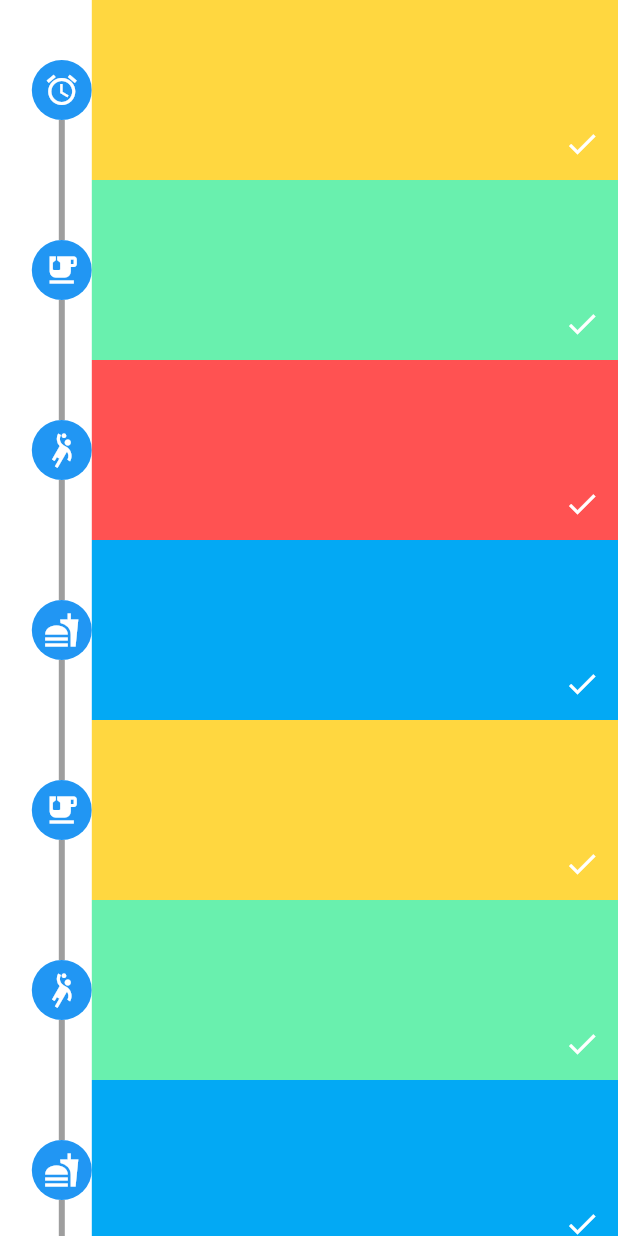
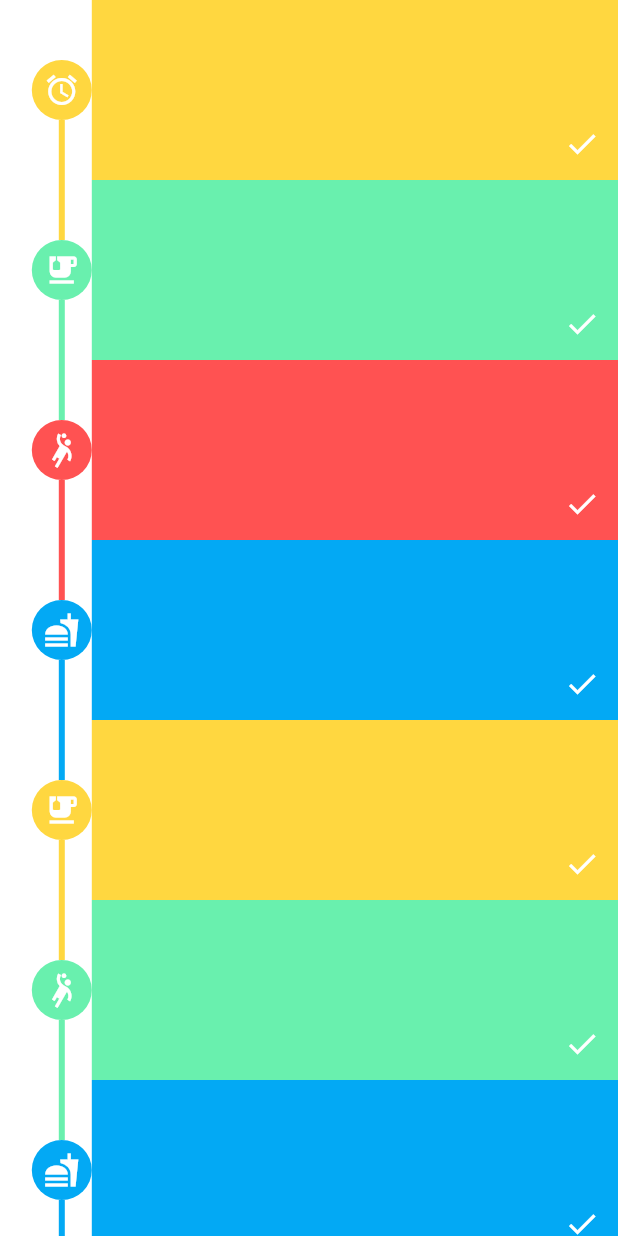
Before and after one commit to tomaszpolanski/healfy, a Flutter app: the screen it shows after launch, on a phone screen of 412 x 824 dp. Run offline on Flutter 3.47's test engine with Material 2 defaults, Android fonts, the phone set to English and light mode, and no system bars; drawn by our look-alikes of timeline_tile; our stand-ins replace equatable.

Commit message:
Cleanup (#6)
* Cleanup

* wip

Co-authored-by: Tomek Polanski <tpolanski@groupon.com>

```diff
--- a/lib/features/timeline/timeline_element.dart
+++ b/lib/features/timeline/timeline_element.dart
@@ -3,8 +3,8 @@ import 'package:healfy/features/timeline/timeline_model.dart';
 
 const completeIconKey = Key('complete-icon');
 
-class TimelineElement extends StatelessWidget {
-  const TimelineElement(
+class TimelineTask extends StatelessWidget {
+  const TimelineTask(
     this.data, {
     @required this.color,
     @required this.onDone,
--- a/lib/features/timeline/timeline_page.dart
+++ b/lib/features/timeline/timeline_page.dart
@@ -50,38 +50,31 @@ class _ContentState extends State<_Content> {
                   children: <Widget>[
                     ..._data.mapIndexed(
                       (index, d) {
-                        return TimelineTile(
-                          alignment: TimelineAlign.manual,
-                          lineX: 0.1,
+                        final color = index % 4 == 0
+                            ? Colors.amberAccent
+                            : index % 3 == 0
+                                ? Colors.lightBlue
+                                // ignore: use_is_even_rather_than_modulo
+                                : index % 2 == 0
+                                    ? Colors.redAccent
+                                    : Colors.greenAccent;
+                        final prevColor = (index - 1) % 4 == 0
+                            ? Colors.amberAccent
+                            : (index - 1) % 3 == 0
+                                ? Colors.lightBlue
+                                // ignore: use_is_even_rather_than_modulo
+                                : (index - 1) % 2 == 0
+                                    ? Colors.redAccent
+                                    : Colors.greenAccent;
+                        return TimelineElement(
+                          d,
+                          color: color,
+                          previousColor: prevColor,
                           isFirst: index == 0,
                           isLast: index == _data.length - 1,
-                          indicatorStyle: IndicatorStyle(
-                            width: 40,
-                            height: 40,
-                            color: Colors.blue,
-                            indicator: Container(
-                              width: 40,
-                              height: 40,
-                              decoration: const BoxDecoration(
-                                shape: BoxShape.circle,
-                                color: Colors.blue,
-                              ),
-                              child: Icon(
-                                d.type.toIcon(),
-                                color: Colors.white,
-                              ),
-                            ),
-                          ),
-                          rightChild: TimelineElement(
+                          child: TimelineTask(
                             d,
-                            color: index % 4 == 0
-                                ? Colors.amberAccent
-                                : index % 3 == 0
-                                    ? Colors.lightBlue
-                                    // ignore: use_is_even_rather_than_modulo
-                                    : index % 2 == 0
-                                        ? Colors.redAccent
-                                        : Colors.greenAccent,
+                            color: color,
                             onDone: (bool value) {
                               setState(() {
                                 _data = _data
@@ -102,6 +95,59 @@ class _ContentState extends State<_Content> {
           ),
         ),
       ],
+    );
+  }
+}
+
+class TimelineElement extends StatelessWidget {
+  const TimelineElement(
+    this.data, {
+    Key key,
+    @required this.isFirst,
+    @required this.isLast,
+    @required this.color,
+    @required this.previousColor,
+    @required this.child,
+  }) : super(key: key);
+
+  final TimelineData data;
+  final bool isFirst;
+  final bool isLast;
+  final Color previousColor;
+  final Color color;
+  final Widget child;
+
+  @override
+  Widget build(BuildContext context) {
+    return TimelineTile(
+      alignment: TimelineAlign.manual,
+      lineX: 0.1,
+      isFirst: isFirst,
+      isLast: isLast,
+      bottomLineStyle: LineStyle(color: color),
+      topLineStyle: previousColor != null
+          ? LineStyle(
+              color: previousColor,
+            )
+          : null,
+      indicatorStyle: IndicatorStyle(
+        width: 40,
+        height: 40,
+        color: color,
+        indicator: Container(
+          width: 40,
+          height: 40,
+          decoration: BoxDecoration(
+            shape: BoxShape.circle,
+            color: color,
+          ),
+          child: Icon(
+            data.type.toIcon(),
+            color: Colors.white,
+          ),
+        ),
+      ),
+      rightChild: child,
     );
   }
 }
```
Also changed, not shown: 2 other files.
